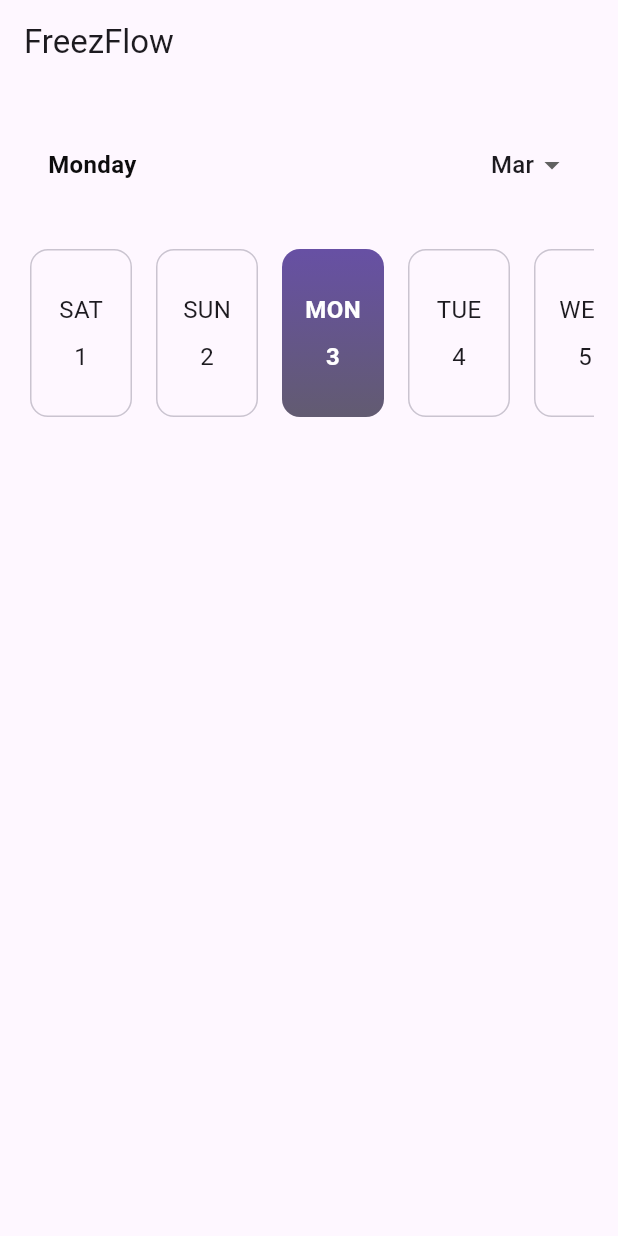
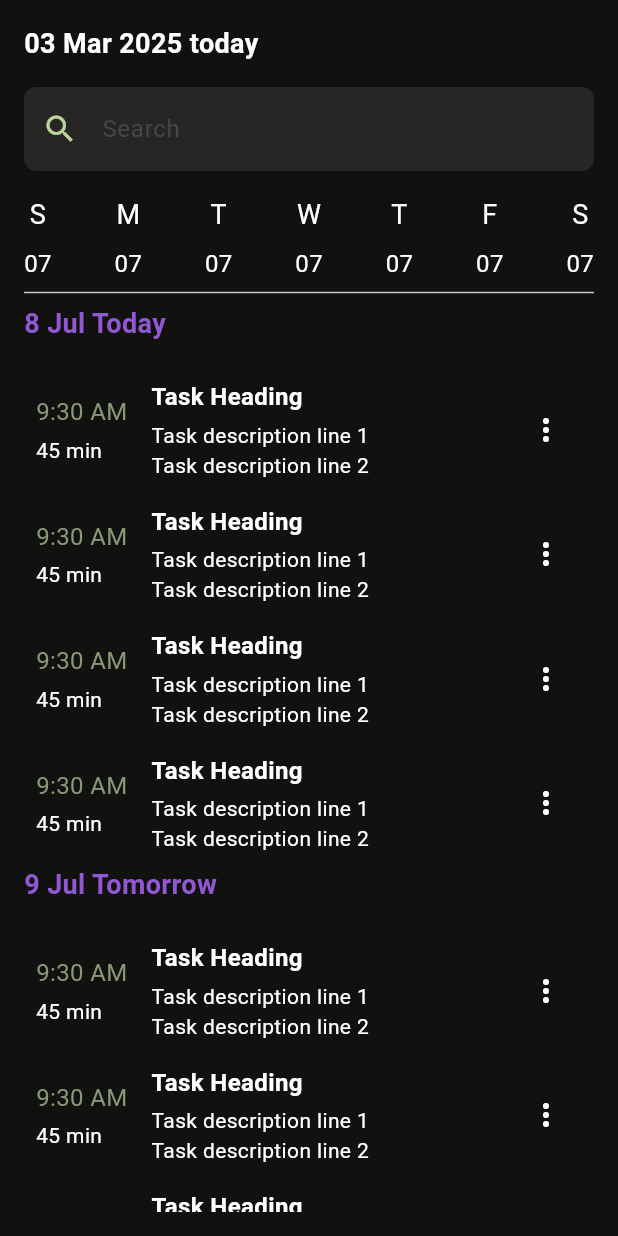
Before and after one commit to AdilUbaid/freezflow, a Flutter app: the screen it shows after launch, on a phone screen of 412 x 824 dp. Run offline on Flutter 3.47's test engine with Material 3 defaults, Android fonts, the phone set to English and light mode, and no system bars; drawn by our look-alikes of easy_date_timeline; our stand-ins replace flex_color_scheme, flutter_hooks, hooks_riverpod.

Commit message:
home layout update

```diff
--- a/lib/main.dart
+++ b/lib/main.dart
@@ -1,5 +1,8 @@
 import 'package:flex_color_scheme/flex_color_scheme.dart';
 import 'package:flutter/material.dart';
+import 'package:flutter/services.dart';
+import 'package:freezflow/ui/home/color.dart';
+import 'package:freezflow/ui/home/home_screen.dart';
 import 'package:freezflow/ui/main_page.dart';
 
 void main() {
@@ -11,10 +14,13 @@ class MyApp extends StatelessWidget {
 
   @override
   Widget build(BuildContext context) {
+    SystemChrome.setSystemUIOverlayStyle(SystemUiOverlayStyle(
+        statusBarColor: AppColors.background,
+        statusBarIconBrightness: Brightness.light));
     return MaterialApp(
       debugShowCheckedModeBanner: false,
       darkTheme: FlexThemeData.dark(scheme: FlexScheme.green),
-      home: const MainPage(),
+      home: HomeScreen(),
     );
   }
 }
--- /dev/null
+++ b/lib/ui/home/color.dart
@@ -0,0 +1,11 @@
+import 'package:flutter/material.dart';
+
+class AppColors {
+  static const Color primaryText = Color.fromARGB(255, 255, 255, 255);
+  static const Color secondaryText = Color(0xFF889775);
+  static const Color TernaryText = Color.fromRGBO(255, 255, 255, 0.6);
+  static const Color background = Color(0xFF111110);
+  static const Color primaryAccent = Color(0xFF9258D4);
+  static const Color secondaryAccent = Color(0xFF272624);
+  static const Color primaryIconHighlight = Color(0xFFBBD39D);
+}
--- /dev/null
+++ b/lib/ui/home/home_screen.dart
@@ -0,0 +1,185 @@
+import 'package:flutter/material.dart';
+import 'package:freezflow/ui/home/color.dart';
+import 'package:intl/intl.dart';
+
+class HomeScreen extends StatelessWidget {
+  const HomeScreen({super.key});
+  @override
+  Widget build(BuildContext context) {
+    String formattedDate = DateFormat('dd MMM yyyy').format(DateTime.now());
+
+    return Scaffold(
+      backgroundColor: AppColors.background,
+      body: SafeArea(
+        child: Padding(
+          padding: const EdgeInsets.all(16.0),
+          child: Column(
+            crossAxisAlignment: CrossAxisAlignment.start,
+            children: [
+              Text(
+                '$formattedDate today',
+                style: const TextStyle(
+                    fontSize: 18,
+                    fontWeight: FontWeight.bold,
+                    color: AppColors.primaryText),
+              ),
+              const SizedBox(height: 16),
+              TextField(
+                decoration: InputDecoration(
+                  prefixIcon: const Icon(Icons.search,
+                      color: AppColors.primaryIconHighlight),
+                  hintText: 'Search',
+                  filled: true,
+                  fillColor: AppColors.secondaryAccent,
+                  border: OutlineInputBorder(
+                    borderRadius: BorderRadius.circular(8),
+                    borderSide: BorderSide.none,
+                  ),
+                ),
+              ),
+              const SizedBox(height: 16),
+              Row(
+                mainAxisAlignment: MainAxisAlignment.spaceBetween,
+                children: [
+                  for (var day in ['S', 'M', 'T', 'W', 'T', 'F', 'S'])
+                    Column(
+                      children: [
+                        Text(day,
+                            style: const TextStyle(
+                                fontSize: 18, color: AppColors.primaryText)),
+                        const SizedBox(height: 8),
+                        const Text('07',
+                            style: TextStyle(
+                                fontSize: 16, color: AppColors.primaryText)),
+                      ],
+                    ),
+                ],
+              ),
+              const Divider(),
+              Expanded(
+                child: ListView(
+                  shrinkWrap: true,
+                  children: [
+                    TaskDateSection(date: '8 Jul Today'),
+                    TaskDateSection(date: '9 Jul Tomorrow'),
+                  ],
+                ),
+              ),
+            ],
+          ),
+        ),
+      ),
+    );
+  }
+}
+
+class TaskDateSection extends StatelessWidget {
+  final String date;
+
+  TaskDateSection({required this.date});
+
+  @override
+  Widget build(BuildContext context) {
+    return Column(
+      crossAxisAlignment: CrossAxisAlignment.start,
+      children: [
+        Text(
+          date,
+          style: const TextStyle(
+              fontSize: 18,
+              fontWeight: FontWeight.bold,
+              color: AppColors.primaryAccent),
+        ),
+        const SizedBox(height: 16),
+        TaskRow(
+          time: '9:30 AM',
+          duration: '45 min',
+          title: 'Task Heading',
+          description: 'Task description line 1\nTask description line 2',
+        ),
+        TaskRow(
+          time: '9:30 AM',
+          duration: '45 min',
+          title: 'Task Heading',
+          description: 'Task description line 1\nTask description line 2',
+        ),
+        TaskRow(
+          time: '9:30 AM',
+          duration: '45 min',
+          title: 'Task Heading',
+          description: 'Task description line 1\nTask description line 2',
+        ),
+        TaskRow(
+          time: '9:30 AM',
+          duration: '45 min',
+          title: 'Task Heading',
+          description: 'Task description line 1\nTask description line 2',
+        ),
+      ],
+    );
+  }
+}
+
+class TaskRow extends StatelessWidget {
+  final String time;
+  final String duration;
+  final String title;
+  final String description;
+
+  TaskRow({
+    required this.time,
+    required this.duration,
+    required this.title,
+    required this.description,
+  });
+
+  @override
+  Widget build(BuildContext context) {
+    return Padding(
+      padding: const EdgeInsets.all(8.0),
+      child: Row(
+        mainAxisAlignment: MainAxisAlignment.spaceBetween,
+        children: [
+          Column(
+            crossAxisAlignment: CrossAxisAlignment.start,
+            children: [
+              Text(time,
+                  style: const TextStyle(
+                      fontSize: 16, color: AppColors.secondaryText)),
+              const SizedBox(height: 4),
+              Text(duration,
+                  style: const TextStyle(
+                      fontSize: 14, color: AppColors.primaryText)),
+            ],
+          ),
+          const SizedBox(width: 16),
+          Expanded(
+            child: Column(
+              crossAxisAlignment: CrossAxisAlignment.start,
+              children: [
+                Text(title,
+                    style: const TextStyle(
+                        fontSize: 16,
+                        fontWeight: FontWeight.bold,
+                        color: AppColors.primaryText)),
+                const SizedBox(height: 4),
+                Text(description,
+                    style: const TextStyle(
+                        fontSize: 14, color: AppColors.primaryText)),
+              ],
+            ),
+          ),
+          IconButton(
+            icon: const Icon(
+              Icons.more_vert,
+              color: AppColors.primaryText,
+            ),
+            onPressed: () {
+              // Handle more button pressed
+            },
+          ),
+        ],
+      ),
+    );
+  }
+}
```
